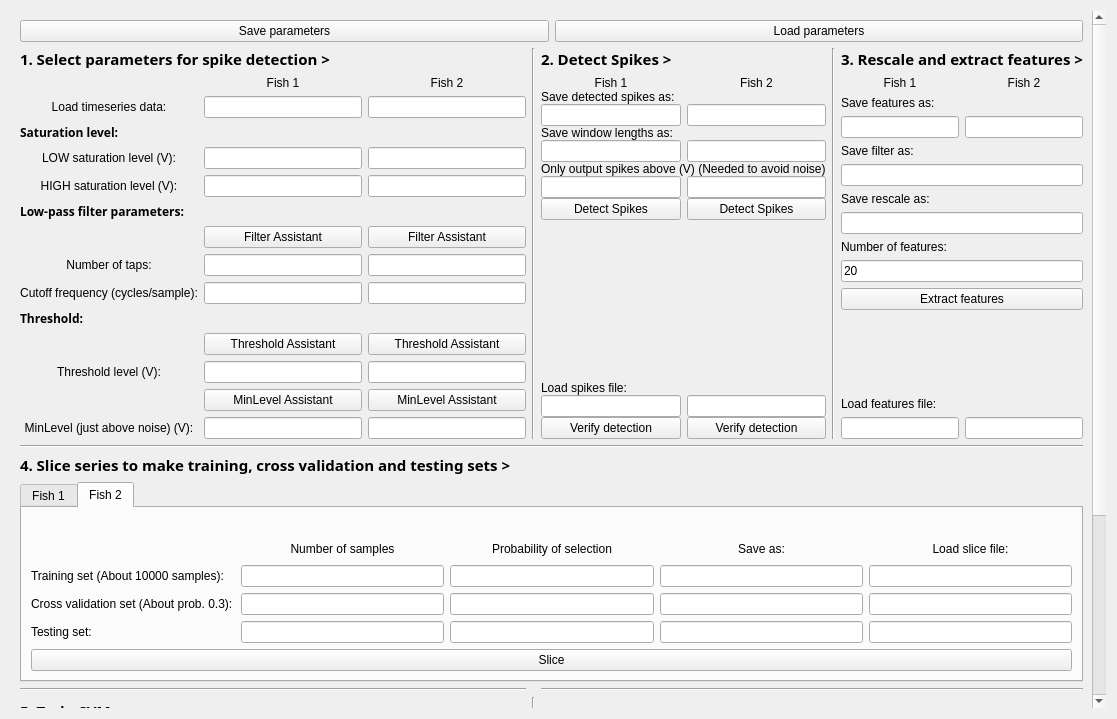
Qt form gui/training_interface.ui (neurobiofisica/gymnotools) before a commit.
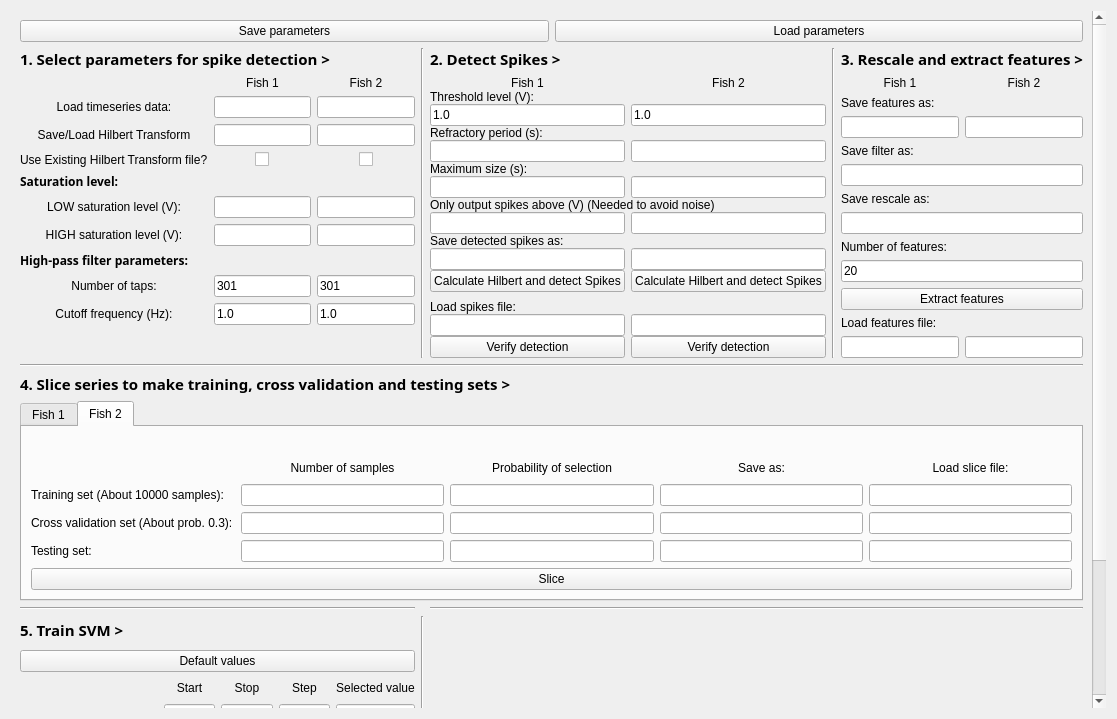
The same form after that commit. Icons and pictures are not drawn. Custom widgets are drawn as their Qt base class.

Commit message: Interface de treinamento com os campos para spikes com hilbert. Falta algumas dependencias. Criado .gitignore

```diff
--- a/gui/training_interface.ui
+++ b/gui/training_interface.ui
@@ -38,9 +38,9 @@
       <property name="geometry">
        <rect>
         <x>0</x>
-        <y>-322</y>
-        <width>1255</width>
-        <height>1092</height>
+        <y>0</y>
+        <width>1375</width>
+        <height>1182</height>
        </rect>
       </property>
       <layout class="QGridLayout" name="gridLayout_2">
@@ -63,73 +63,60 @@
          </item>
          <item>
           <layout class="QGridLayout" name="step1ParametersLayout">
-           <item row="13" column="2">
-            <widget class="QLineEdit" name="minlevel2LineEdit"/>
-           </item>
-           <item row="13" column="1">
-            <widget class="QLineEdit" name="minlevel1LineEdit"/>
-           </item>
-           <item row="11" column="0">
-            <widget class="QLabel" name="thresholdLevelLabel">
+           <item row="2" column="0">
+            <widget class="QLabel" name="SaveLoadHilbLabel">
              <property name="text">
-              <string>Threshold level (V):</string>
+              <string>Save/Load Hilbert Transform</string>
              </property>
              <property name="alignment">
               <set>Qt::AlignCenter</set>
              </property>
             </widget>
            </item>
-           <item row="6" column="2">
-            <widget class="QPushButton" name="filterAssist2But">
-             <property name="text">
-              <string>Filter Assistant</string>
-             </property>
-            </widget>
-           </item>
-           <item row="7" column="2">
+           <item row="8" column="2">
             <widget class="QLineEdit" name="taps2LineEdit">
              <property name="text">
-              <string/>
+              <string>301</string>
              </property>
             </widget>
            </item>
-           <item row="0" column="2">
-            <widget class="QLabel" name="spikeParametersFish2Label">
-             <property name="text">
-              <string>Fish 2</string>
-             </property>
-             <property name="alignment">
-              <set>Qt::AlignCenter</set>
-             </property>
-            </widget>
-           </item>
-           <item row="3" column="2">
-            <widget class="QLineEdit" name="lowSaturation2LineEdit"/>
-           </item>
-           <item row="4" column="2">
+           <item row="6" column="2">
             <widget class="QLineEdit" name="highSaturation2LineEdit"/>
            </item>
-           <item row="10" column="1">
-            <widget class="QPushButton" name="thresholdAssist1But">
+           <item row="5" column="2">
+            <widget class="QLineEdit" name="lowSaturation2LineEdit"/>
+           </item>
+           <item row="0" column="2">
+            <widget class="QLabel" name="spikeParametersFish2Label">
              <property name="text">
-              <string>Threshold Assistant</string>
+              <string>Fish 2</string>
+             </property>
+             <property name="alignment">
+              <set>Qt::AlignCenter</set>
              </property>
             </widget>
            </item>
-           <item row="11" column="2">
-            <widget class="QLineEdit" name="thresholdLevel2LineEdit"/>
-           </item>
-           <item row="8" column="0">
+           <item row="9" column="0">
             <widget class="QLabel" name="cutoffLabel">
              <property name="text">
-              <string>Cutoff frequency (cycles/sample):</string>
+              <string>Cutoff frequency (Hz):</string>
              </property>
              <property name="alignment">
               <set>Qt::AlignCenter</set>
              </property>
             </widget>
            </item>
-           <item row="4" column="0">
+           <item row="8" column="0">
+            <widget class="QLabel" name="tapsLabel">
+             <property name="text">
+              <string>Number of taps:</string>
+             </property>
+             <property name="alignment">
+              <set>Qt::AlignCenter</set>
+             </property>
+            </widget>
+           </item>
+           <item row="6" column="0">
             <widget class="QLabel" name="highSaturationLabel">
              <property name="text">
               <string>HIGH saturation level (V):</string>
@@ -139,7 +126,7 @@
              </property>
             </widget>
            </item>
-           <item row="3" column="0">
+           <item row="5" column="0">
             <widget class="QLabel" name="lowSaturationLabel">
              <property name="text">
               <string>LOW saturation level (V):</string>
@@ -149,13 +136,10 @@
              </property>
             </widget>
            </item>
-           <item row="7" column="0">
-            <widget class="QLabel" name="tapsLabel">
+           <item row="9" column="2">
+            <widget class="QLineEdit" name="cutoff2LineEdit">
              <property name="text">
-              <string>Number of taps:</string>
-             </property>
-             <property name="alignment">
-              <set>Qt::AlignCenter</set>
+              <string>1.0</string>
              </property>
             </widget>
            </item>
@@ -169,17 +153,10 @@
              </property>
             </widget>
            </item>
-           <item row="8" column="2">
-            <widget class="QLineEdit" name="cutoff2LineEdit">
+           <item row="9" column="1">
+            <widget class="QLineEdit" name="cutoff1LineEdit">
              <property name="text">
-              <string/>
-             </property>
-            </widget>
-           </item>
-           <item row="10" column="2">
-            <widget class="QPushButton" name="thresholdAssist2But">
-             <property name="text">
-              <string>Threshold Assistant</string>
+              <string>1.0</string>
              </property>
             </widget>
            </item>
@@ -193,7 +170,10 @@
              </property>
             </widget>
            </item>
-           <item row="2" column="0">
+           <item row="5" column="1">
+            <widget class="QLineEdit" name="lowSaturation1LineEdit"/>
+           </item>
+           <item row="4" column="0">
             <widget class="QLabel" name="saturationLabel">
              <property name="font">
               <font>
@@ -208,46 +188,19 @@
             </widget>
            </item>
            <item row="8" column="1">
-            <widget class="QLineEdit" name="cutoff1LineEdit">
-             <property name="text">
-              <string/>
-             </property>
-            </widget>
-           </item>
-           <item row="3" column="1">
-            <widget class="QLineEdit" name="lowSaturation1LineEdit"/>
-           </item>
-           <item row="7" column="1">
             <widget class="QLineEdit" name="taps1LineEdit">
              <property name="text">
-              <string/>
+              <string>301</string>
              </property>
             </widget>
            </item>
            <item row="1" column="1">
             <widget class="ClickQLineEdit" name="loadTS1LineEdit"/>
            </item>
-           <item row="11" column="1">
-            <widget class="QLineEdit" name="thresholdLevel1LineEdit"/>
-           </item>
-           <item row="4" column="1">
+           <item row="6" column="1">
             <widget class="QLineEdit" name="highSaturation1LineEdit"/>
            </item>
-           <item row="9" column="0">
-            <widget class="QLabel" name="thresholdLabel">
-             <property name="font">
-              <font>
-               <family>Sans Serif</family>
-               <weight>75</weight>
-               <bold>true</bold>
-              </font>
-             </property>
-             <property name="text">
-              <string>Threshold:</string>
-             </property>
-            </widget>
-           </item>
-           <item row="5" column="0">
+           <item row="7" column="0">
             <widget class="QLabel" name="filterLabel">
              <property name="font">
               <font>
@@ -257,41 +210,40 @@
               </font>
              </property>
              <property name="text">
-              <string>Low-pass filter parameters:</string>
+              <string>High-pass filter parameters:</string>
              </property>
             </widget>
            </item>
            <item row="1" column="2">
             <widget class="ClickQLineEdit" name="loadTS2LineEdit"/>
            </item>
-           <item row="6" column="1">
-            <widget class="QPushButton" name="filterAssist1But">
-             <property name="text">
-              <string>Filter Assistant</string>
-             </property>
-            </widget>
+           <item row="2" column="1">
+            <widget class="ClickQLineEdit" name="saveLoadHilb1LineEdit"/>
            </item>
-           <item row="13" column="0">
-            <widget class="QLabel" name="minlevelLabel">
+           <item row="3" column="0">
+            <widget class="QLabel" name="UseExistingHilb">
              <property name="text">
-              <string>MinLevel (just above noise) (V):</string>
+              <string>Use Existing Hilbert Transform file?</string>
              </property>
-             <property name="alignment">
-              <set>Qt::AlignCenter</set>
-             </property>
             </widget>
            </item>
-           <item row="12" column="1">
-            <widget class="QPushButton" name="minlevel1But">
+           <item row="2" column="2">
+            <widget class="ClickQLineEdit" name="saveLoadHilb2LineEdit"/>
+           </item>
+           <item row="3" column="1" alignment="Qt::AlignHCenter">
+            <widget class="QCheckBox" name="useHilb1CheckBox">
+             <property name="layoutDirection">
+              <enum>Qt::LeftToRight</enum>
+             </property>
              <property name="text">
-              <string>MinLevel Assistant</string>
+              <string notr="true"/>
              </property>
             </widget>
            </item>
-           <item row="12" column="2">
-            <widget class="QPushButton" name="minlevel2But">
+           <item row="3" column="2" alignment="Qt::AlignHCenter">
+            <widget class="QCheckBox" name="useHilb2CheckBox">
              <property name="text">
-              <string>MinLevel Assistant</string>
+              <string/>
              </property>
             </widget>
            </item>
@@ -358,129 +310,166 @@
           </widget>
          </item>
          <item>
-          <layout class="QGridLayout" name="step2ParametersLayout" rowstretch="0,0,0,0,0,0,0,0,0,0,0,0" columnstretch="4,0,4">
+          <layout class="QGridLayout" name="step2ParametersLayout" rowstretch="0,0,0,0,0,0,0,0,0,0,0,0,0,0,0,0,0,0" columnstretch="4,0,0">
            <property name="horizontalSpacing">
             <number>6</number>
            </property>
            <property name="verticalSpacing">
             <number>0</number>
            </property>
-           <item row="1" column="0" colspan="3">
+           <item row="5" column="0" colspan="3">
+            <widget class="QLabel" name="maxSizeLabel">
+             <property name="text">
+              <string>Maximum size (s):</string>
+             </property>
+            </widget>
+           </item>
+           <item row="0" column="0" colspan="2">
+            <widget class="QLabel" name="detectFish1Label">
+             <property name="text">
+              <string>Fish 1</string>
+             </property>
+             <property name="alignment">
+              <set>Qt::AlignCenter</set>
+             </property>
+            </widget>
+           </item>
+           <item row="9" column="0" colspan="3">
             <widget class="QLabel" name="saveSpikesLabel">
              <property name="text">
               <string>Save detected spikes as: </string>
              </property>
             </widget>
            </item>
-           <item row="4" column="0" colspan="2">
-            <widget class="ClickQLineEdit" name="saveWindowLengths1LineEdit"/>
-           </item>
-           <item row="3" column="0" colspan="3">
-            <widget class="QLabel" name="saveWindowLengthsLabel">
-             <property name="text">
-              <string>Save window lengths as:</string>
-             </property>
-            </widget>
-           </item>
-           <item row="11" column="2">
+           <item row="17" column="2">
             <widget class="QPushButton" name="verifySpikes2But">
              <property name="text">
               <string>Verify detection</string>
              </property>
             </widget>
            </item>
-           <item row="9" column="0" colspan="3">
+           <item row="15" column="0" colspan="3">
             <widget class="QLabel" name="loadSpikesLabel">
              <property name="text">
               <string>Load spikes file:</string>
              </property>
             </widget>
            </item>
-           <item row="10" column="2">
+           <item row="16" column="2">
             <widget class="ClickQLineEdit" name="loadSpikes2LineEdit"/>
            </item>
-           <item row="5" column="0" colspan="3">
-            <widget class="QLabel" name="onlyAboveLabel">
-             <property name="text">
-              <string>Only output spikes above (V) (Needed to avoid noise)</string>
-             </property>
-            </widget>
-           </item>
-           <item row="0" column="2">
-            <widget class="QLabel" name="detectFish2Label">
-             <property name="text">
-              <string>Fish 2</string>
-             </property>
-             <property name="alignment">
-              <set>Qt::AlignCenter</set>
-             </property>
-            </widget>
-           </item>
-           <item row="4" column="2">
-            <widget class="ClickQLineEdit" name="saveWindowLengths2LineEdit"/>
-           </item>
-           <item row="11" column="0" colspan="2">
+           <item row="17" column="0" colspan="2">
             <widget class="QPushButton" name="verifySpikes1But">
              <property name="text">
               <string>Verify detection</string>
              </property>
             </widget>
            </item>
-           <item row="2" column="2">
+           <item row="0" column="2">
+            <widget class="QLabel" name="detectFish2Label">
+             <property name="text">
+              <string>Fish 2</string>
+             </property>
+             <property name="alignment">
+              <set>Qt::AlignCenter</set>
+             </property>
+            </widget>
+           </item>
+           <item row="10" column="2">
             <widget class="ClickQLineEdit" name="saveSpikes2LineEdit"/>
            </item>
-           <item row="2" column="0" colspan="2">
+           <item row="10" column="0" colspan="2">
             <widget class="ClickQLineEdit" name="saveSpikes1LineEdit"/>
            </item>
-           <item row="7" column="0" colspan="2">
+           <item row="13" column="0" colspan="2">
             <widget class="QPushButton" name="detectSpikes1But">
              <property name="text">
-              <string>Detect Spikes</string>
+              <string>Calculate Hilbert and detect Spikes</string>
              </property>
             </widget>
            </item>
-           <item row="0" column="0" colspan="2">
-            <widget class="QLabel" name="detectFish1Label">
-             <property name="text">
-              <string>Fish 1</string>
-             </property>
-             <property name="alignment">
-              <set>Qt::AlignCenter</set>
-             </property>
-            </widget>
-           </item>
-           <item row="8" column="0" colspan="3">
-            <spacer name="step2ParametersSpacer">
-             <property name="orientation">
-              <enum>Qt::Vertical</enum>
-             </property>
-             <property name="sizeType">
-              <enum>QSizePolicy::Expanding</enum>
-             </property>
-             <property name="sizeHint" stdset="0">
-              <size>
-               <width>20</width>
-               <height>40</height>
-              </size>
-             </property>
-            </spacer>
-           </item>
-           <item row="7" column="2">
-            <widget class="QPushButton" name="detectSpikes2But">
-             <property name="text">
-              <string>Detect Spikes</string>
-             </property>
-            </widget>
-           </item>
-           <item row="10" column="0" colspan="2">
+           <item row="16" column="0" colspan="2">
             <widget class="ClickQLineEdit" name="loadSpikes1LineEdit"/>
            </item>
+           <item row="13" column="2">
+            <widget class="QPushButton" name="detectSpikes2But">
+             <property name="text">
+              <string>Calculate Hilbert and detect Spikes</string>
+             </property>
+            </widget>
+           </item>
+           <item row="14" column="0" colspan="3">
+            <spacer name="step2ParametersSpacer">
+             <property name="orientation">
+              <enum>Qt::Vertical</enum>
+             </property>
+             <property name="sizeType">
+              <enum>QSizePolicy::Expanding</enum>
+             </property>
+             <property name="sizeHint" stdset="0">
+              <size>
+               <width>20</width>
+               <height>40</height>
+              </size>
+             </property>
+            </spacer>
+           </item>
+           <item row="2" column="0" colspan="2">
+            <widget class="QLineEdit" name="thresholdLevel1LineEdit">
+             <property name="text">
+              <string>1.0</string>
+             </property>
+            </widget>
+           </item>
+           <item row="4" column="2">
+            <widget class="QLineEdit" name="refractory2LineEdit"/>
+           </item>
+           <item row="4" column="0" colspan="2">
+            <widget class="QLineEdit" name="refractory1LineEdit"/>
+           </item>
+           <item row="1" column="0" colspan="3" alignment="Qt::AlignLeft">
+            <widget class="QLabel" name="thresholdLevelLabel">
+             <property name="text">
+              <string>Threshold level (V):</string>
+             </property>
+             <property name="alignment">
+              <set>Qt::AlignCenter</set>
+             </property>
+            </widget>
+           </item>
+           <item row="2" column="2">
+            <widget class="QLineEdit" name="thresholdLevel2LineEdit">
+             <property name="text">
+              <string>1.0</string>
+             </property>
+            </widget>
+           </item>
            <item row="6" column="2">
+            <widget class="QLineEdit" name="maxSize2LineEdit"/>
+           </item>
+           <item row="3" column="0" colspan="3">
+            <widget class="QLabel" name="refractoryLabel">
+             <property name="text">
+              <string>Refractory period (s):</string>
+             </property>
+            </widget>
+           </item>
+           <item row="6" column="0" colspan="2">
+            <widget class="QLineEdit" name="maxSize1LineEdit"/>
+           </item>
+           <item row="8" column="2">
             <widget class="QLineEdit" name="onlyAbove2LineEdit"/>
            </item>
-           <item row="6" column="0" colspan="2">
+           <item row="8" column="0" colspan="2">
             <widget class="QLineEdit" name="onlyAbove1LineEdit"/>
            </item>
+           <item row="7" column="0" colspan="3">
+            <widget class="QLabel" name="onlyAboveLabel">
+             <property name="text">
+              <string>Only output spikes above (V) (Needed to avoid noise)</string>
+             </property>
+            </widget>
+           </item>
           </layout>
          </item>
         </layout>
```
Left out of the diff: 8 changed lines with no effect on the pictures. The commit also changes 3 other files.
